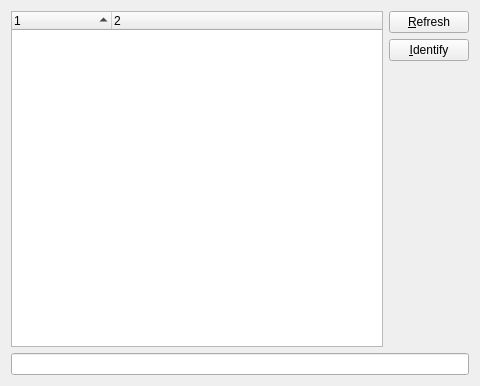
Before: the Qt Designer form src/qkremotewidget.ui in UjOwtuc/quadkonsole4, drawn with Qt 5.
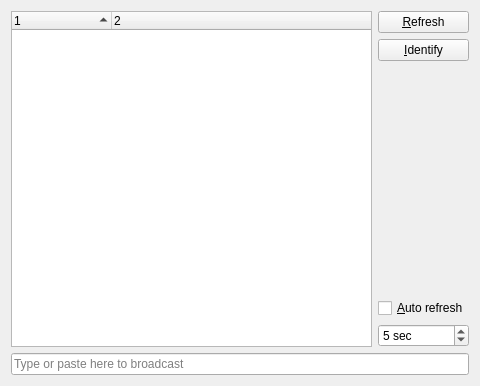
After: the same form once the commit is applied.

Commit message:
Rewrote qkremote using generated dbus interface
The new code is much cleaner and simpler than before. One last step is
missing: If qkremote is embedded in a quadkonsole, the dbus calls and
reply run in the same thread. So a call will never be replied.

```diff
--- a/src/qkremotewidget.ui
+++ b/src/qkremotewidget.ui
@@ -14,7 +14,7 @@
    <string>QKRemote</string>
   </property>
   <layout class="QGridLayout" name="gridLayout">
-   <item row="0" column="0" rowspan="3">
+   <item row="0" column="0" rowspan="5">
     <widget class="QTreeWidget" name="availableSlaves">
      <property name="editTriggers">
       <set>QAbstractItemView::NoEditTriggers</set>
@@ -84,8 +84,12 @@
      </property>
     </spacer>
    </item>
-   <item row="3" column="0" colspan="2">
-    <widget class="QLineEdit" name="inputLine"/>
+   <item row="5" column="0" colspan="2">
+    <widget class="QLineEdit" name="inputLine">
+     <property name="placeholderText">
+      <string>Type or paste here to broadcast</string>
+     </property>
+    </widget>
    </item>
    <item row="1" column="1">
     <widget class="QPushButton" name="identifyButton">
@@ -94,6 +98,35 @@
      </property>
     </widget>
    </item>
+   <item row="3" column="1">
+    <widget class="QCheckBox" name="autoUpdate">
+     <property name="text">
+      <string>&amp;Auto refresh</string>
+     </property>
+     <property name="tristate">
+      <bool>false</bool>
+     </property>
+    </widget>
+   </item>
+   <item row="4" column="1">
+    <widget class="QSpinBox" name="updateInterval">
+     <property name="suffix">
+      <string> sec</string>
+     </property>
+     <property name="minimum">
+      <number>1</number>
+     </property>
+     <property name="maximum">
+      <number>9999</number>
+     </property>
+     <property name="singleStep">
+      <number>1</number>
+     </property>
+     <property name="value">
+      <number>5</number>
+     </property>
+    </widget>
+   </item>
   </layout>
  </widget>
  <tabstops>
```
The commit also changes 5 other files.
